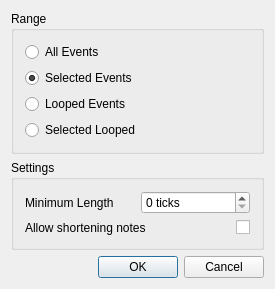
emrum/muse, file muse2/muse/widgets/function_dialogs/legatobase.ui: the form before one commit.
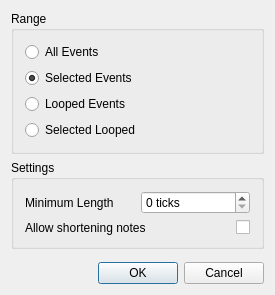
The form after the commit.

Commit message: added spacers to function dialogs

What changed in the file:
```diff
--- a/muse2/muse/widgets/function_dialogs/legatobase.ui
+++ b/muse2/muse/widgets/function_dialogs/legatobase.ui
@@ -10,7 +10,7 @@
     <x>0</x>
     <y>0</y>
     <width>275</width>
-    <height>289</height>
+    <height>295</height>
    </rect>
   </property>
   <property name="windowTitle">
@@ -149,6 +149,19 @@
      </layout>
     </widget>
    </item>
+   <item>
+    <spacer name="verticalSpacer">
+     <property name="orientation">
+      <enum>Qt::Vertical</enum>
+     </property>
+     <property name="sizeHint" stdset="0">
+      <size>
+       <width>20</width>
+       <height>40</height>
+      </size>
+     </property>
+    </spacer>
+   </item>
    <item>
     <layout class="QHBoxLayout" name="horizontalLayout">
      <property name="spacing">
```
The commit also changes 10 other files.
